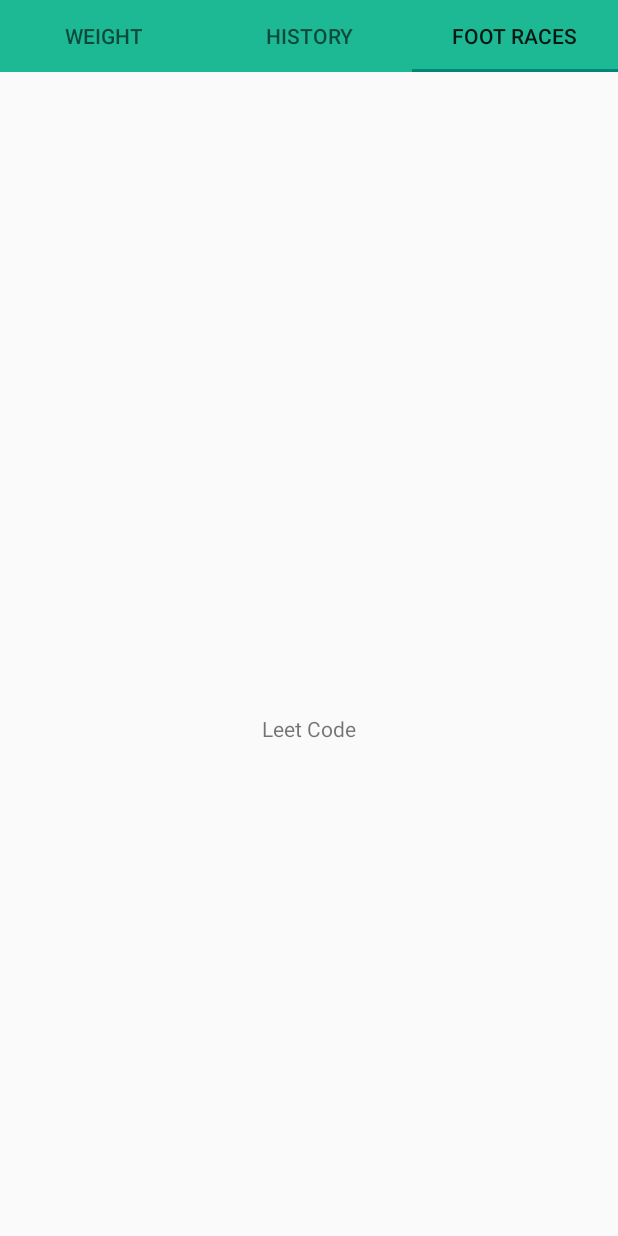
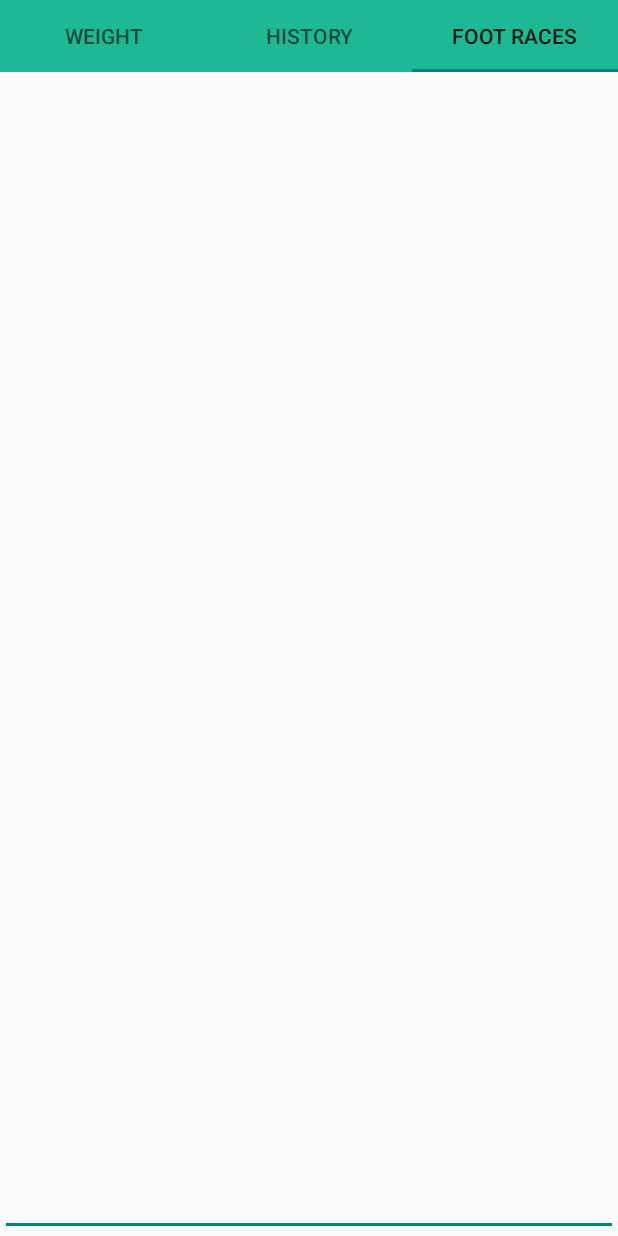
Before and after one commit to K1000KN/Sup_fitness, an Android app: the screen it shows after launch (MainActivity), tab 3 chosen, on a phone screen of 412 x 824 dp. Run offline under Robolectric (Android 15) with nearby library versions, the phone set to English and light mode, and no system bars; our stand-ins replace Room's generated code; libraries missing offline, so code that uses them is left out: com.afollestad.materialdialogs, com.github.mikephil.charting; 26 statements that could not run were skipped.

Commit message:
Add files via upload

```diff
--- a/app/src/main/res/layout/activity_main.xml
+++ b/app/src/main/res/layout/activity_main.xml
@@ -18,6 +18,6 @@
         android:layout_height="wrap_content"
         android:layout_below="@id/tabLayout"
         android:layout_centerInParent="true"
-        android:layout_marginTop="100dp"
+        android:layout_marginTop="10dp"
         tools:layout_editor_absoluteX="8dp" />
 </RelativeLayout>
--- a/app/src/main/res/layout/fragment_foot.xml
+++ b/app/src/main/res/layout/fragment_foot.xml
@@ -5,9 +5,10 @@
     android:layout_height="match_parent"
     android:gravity="center">
 
-    <TextView
-        android:layout_width="wrap_content"
-        android:layout_height="wrap_content"
-        android:text="Leet Code" />
+    <EditText
+        android:layout_width="match_parent"
+        android:layout_height="match_parent">
+
+    </EditText>
 
 </LinearLayout>
```
